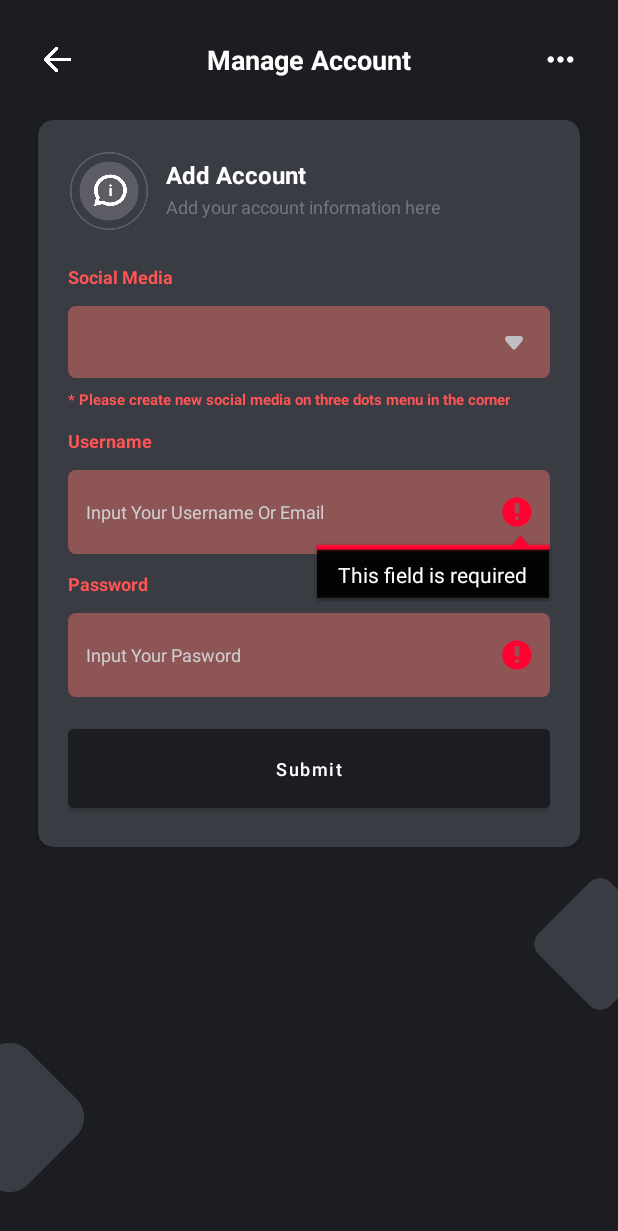
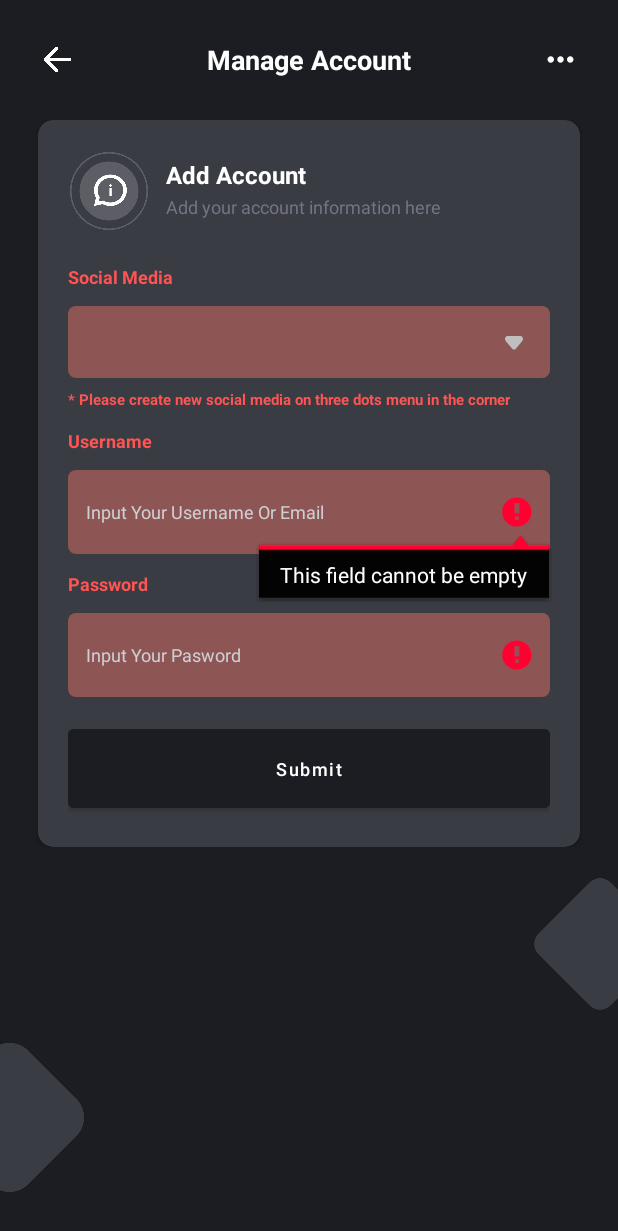
Before and after one commit to Roogry/Passtru, an Android app: the FormManageAccountActivity screen opened directly, with no data from a screen before it, after a tap on an icon or button, on a phone screen of 412 x 824 dp. Shown: the top 1231 px of the screen. Run offline under Robolectric (Android 15) with nearby library versions, the phone set to English and light mode, and no system bars; our stand-ins replace Room's generated code.

Commit message:
validation form

```diff
--- a/app/src/main/java/id/roogry/passtru/ui/FormManageAccountActivity.java
+++ b/app/src/main/java/id/roogry/passtru/ui/FormManageAccountActivity.java
@@ -265,7 +265,7 @@ public class FormManageAccountActivity extends AppCompatActivity implements Sosm
 
         if (binding.edtUsername.getText().toString().trim().length() == 0) {
             binding.tvLblUsername.setTextColor(ContextCompat.getColor(this, R.color.red));
-            binding.edtUsername.setError("This field is required");
+            binding.edtUsername.setError(getString(R.string.err_required));
             binding.edtUsername.setBackground(ContextCompat.getDrawable(
                     this,
                     R.drawable.bg_input_dark_error
@@ -282,7 +282,7 @@ public class FormManageAccountActivity extends AppCompatActivity implements Sosm
 
         if (binding.edtPassword.getText().toString().trim().length() == 0) {
             binding.tvLblPassword.setTextColor(ContextCompat.getColor(this, R.color.red));
-            binding.edtPassword.setError("This field is required");
+            binding.edtPassword.setError(getString(R.string.err_required));
             binding.edtPassword.setBackground(ContextCompat.getDrawable(
                     this,
                     R.drawable.bg_input_dark_error
--- /dev/null
+++ b/app/src/main/res/drawable/bg_input_light_error.xml
@@ -0,0 +1,5 @@
+<?xml version="1.0" encoding="utf-8"?>
+<shape xmlns:android="http://schemas.android.com/apk/res/android">
+    <solid android:color="@color/input_light_red"/>
+    <corners android:radius="5dp"/>
+</shape>
--- a/app/src/main/res/layout/activity_create_new_pin.xml
+++ b/app/src/main/res/layout/activity_create_new_pin.xml
@@ -121,7 +121,7 @@
             android:layout_height="wrap_content"
             android:layout_below="@id/edtConfimPin"
             android:layout_marginTop="@dimen/m"
-            android:text="@string/submit" />
+            android:text="@string/submit_pin" />
 
     </RelativeLayout>
 
--- a/app/src/main/res/layout/activity_reset_pin.xml
+++ b/app/src/main/res/layout/activity_reset_pin.xml
@@ -119,7 +119,7 @@
             android:layout_height="wrap_content"
             android:layout_below="@id/edtPassword"
             android:layout_marginTop="@dimen/m"
-            android:text="@string/submit" />
+            android:text="@string/submit_pin" />
 
     </RelativeLayout>
 
--- a/app/src/main/res/layout/activity_set_pin.xml
+++ b/app/src/main/res/layout/activity_set_pin.xml
@@ -89,7 +89,7 @@
             android:layout_below="@id/confirmPin"
             android:layout_centerHorizontal="true"
             android:layout_marginTop="@dimen/l"
-            android:text="@string/submit"
+            android:text="@string/submit_pin"
             tools:ignore="MissingConstraints" />
     </RelativeLayout>
 
--- a/app/src/main/res/values/colors.xml
+++ b/app/src/main/res/values/colors.xml
@@ -15,6 +15,7 @@
     <color name="card_light_grey">#F2F2F2</color>
     <color name="card_light_grey_ripple">#C2C2C2</color>
     <color name="input_light_grey">#ECECEC</color>
+    <color name="input_light_red">#E8C6C9</color>
     <color name="input_dark">#4F4F58</color>
     <color name="input_red_dark">#8E5555</color>
     <color name="badge_light">#DCDCDC</color>
--- a/app/src/main/res/values/strings.xml
+++ b/app/src/main/res/values/strings.xml
@@ -16,7 +16,8 @@
     <string name="sosial_media">Sosial Media</string>
     <string name="add_social_media">Add Social Media</string>
     <string name="input_new_social_media_here">Input new social media here</string>
-    <string name="submit">Submit Pin</string>
+    <string name="submit">Submit</string>
+    <string name="submit_pin">Submit Pin</string>
     <string name="edit_account">Edit Account</string>
     <string name="detail_account">Detail Account</string>
     <string name="ex_username">accountexcample@passtru.co.id</string>
@@ -40,6 +41,7 @@
     <string name="empty_subtitle">Mulailah menambahkan data baru!</string>
     <string name="delete_sosmed_title">Delete Social Media</string>
     <string name="delete_sosmed_subtitle">This process will also delete account data that contain this social media</string>
+    <string name="err_required">This field cannot be empty</string>
 
     <string-array name="placeHolder">
         <item>Select Your Social Media</item>
```
Also changed, not shown: app/src/main/java/id/roogry/passtru/helpers/dialog/CustomDialog.java (+22 -9 lines).
